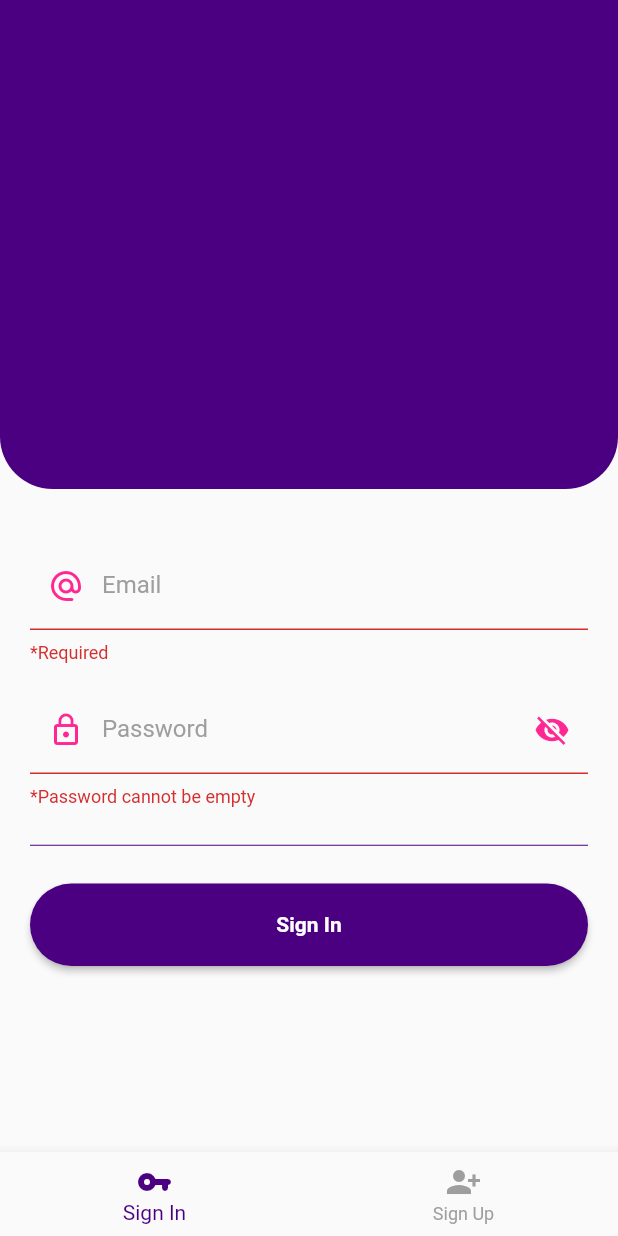
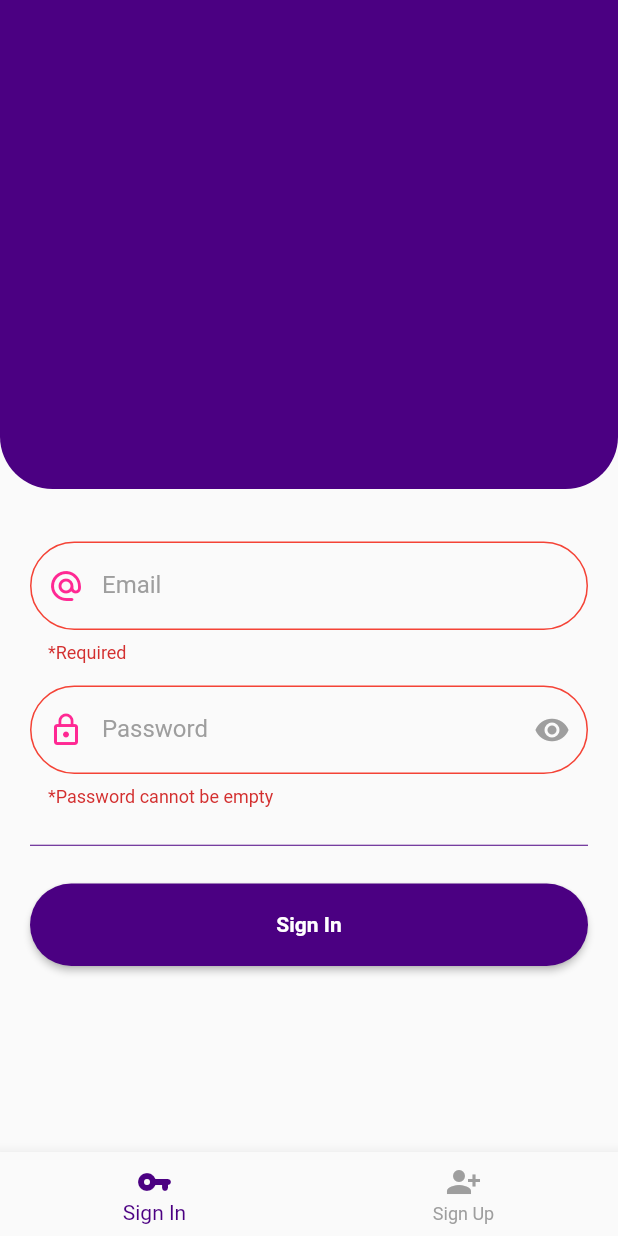
Before and after one commit to Tomiwa-Ot/Social-Media-App, a Flutter app: the screen it shows after launch, item 3 of the bottom bar chosen, after a tap on the "logout" icon, after a tap on "Sign In", on a phone screen of 412 x 824 dp. Run offline on Flutter 3.47's test engine with Material 2 defaults, Android fonts, the phone set to English and light mode, and no system bars; drawn by our look-alikes of overlay_support; our stand-ins replace cloud_firestore, firebase_auth, firebase_core, shared_preferences; accounts and stored records are empty; Roboto replaces fonts that are missing (Spartan).

Commit message:
some other changes

```diff
--- a/social_media_app/lib/main.dart
+++ b/social_media_app/lib/main.dart
@@ -6,22 +6,9 @@ import 'package:overlay_support/overlay_support.dart';
 import 'package:shared_preferences/shared_preferences.dart';
 
 void main() {
-  runApp(MyApp());
+  runApp(StartPage());
 }
 
-class MyApp extends StatelessWidget {
-  @override
-  Widget build(BuildContext context) {
-    return MaterialApp(
-      title: 'Social Media App',
-      theme: ThemeData(
-        primarySwatch: Colors.deepPurple,
-        visualDensity: VisualDensity.adaptivePlatformDensity,
-      ),
-      home: StartPage(),
-    );
-  }
-}
 
 class StartPage extends StatefulWidget {
   @override
@@ -58,6 +45,11 @@ class _StartPageState extends State<StartPage> {
   Widget build(BuildContext context) {
     return OverlaySupport(
       child: MaterialApp(
+        title: 'Social Media App',
+        theme: ThemeData(
+          primarySwatch: Colors.deepPurple,
+          visualDensity: VisualDensity.adaptivePlatformDensity,
+        ),
         home: _isLoggedIn ? Auth() : HomePage(),
         color: Color.fromRGBO(75, 0, 130, 1),
       )
--- a/social_media_app/lib/pages/auth.dart
+++ b/social_media_app/lib/pages/auth.dart
@@ -11,6 +11,8 @@ class Auth extends StatefulWidget {
 class _AuthState extends State<Auth> {
 
   int _selectedIndex = 0;
+  PageController _pageController = PageController();
+
   final List<Widget> navWidgets = [
     Login(),
     Register()
@@ -21,13 +23,22 @@ class _AuthState extends State<Auth> {
     setState(() {
       _selectedIndex = index;
     });
+    _pageController.jumpToPage(index);
   }
 
   @override
   Widget build(BuildContext context) {
     return Scaffold(
       backgroundColor: Color.fromRGBO(240, 240, 240, 1),
-      body: navWidgets[_selectedIndex],
+      body: PageView(
+        controller: _pageController,
+        children: navWidgets,
+        onPageChanged: (value) {
+          setState(() {
+            _selectedIndex = value;
+          });
+        },
+      ),
       bottomNavigationBar: BottomNavigationBar(
       items: const <BottomNavigationBarItem>[
         BottomNavigationBarItem(
--- a/social_media_app/lib/pages/home.dart
+++ b/social_media_app/lib/pages/home.dart
@@ -11,11 +11,13 @@ class HomePage extends StatefulWidget {
 class _HomePageState extends State<HomePage> {
 
   int _selectedIndex = 0;
+  PageController _pageController = PageController();
 
   void _onItemTapped(int index){
     setState(() {
       _selectedIndex = index;
     });
+    _pageController.jumpToPage(index);
   }
 
   final List<Widget> navWidgets = [
@@ -27,7 +29,15 @@ class _HomePageState extends State<HomePage> {
   @override
   Widget build(BuildContext context) {
     return Scaffold(
-      body: navWidgets[_selectedIndex],
+      body: PageView(
+        controller: _pageController,
+        children: navWidgets,
+        onPageChanged: (value) {
+          setState(() {
+            _selectedIndex = value;
+          });
+        },
+      ),
       backgroundColor: Colors.white,
       bottomNavigationBar: BottomNavigationBar(
       items: const <BottomNavigationBarItem>[
--- a/social_media_app/lib/pages/login.dart
+++ b/social_media_app/lib/pages/login.dart
@@ -15,7 +15,7 @@ class _LoginState extends State<Login> {
   final _formKey = GlobalKey<FormState>();
   String email, password;
   bool _loading = false;
-  bool _obscureText = false;
+  bool _obscureText = true;
 
   String pwdValidator(String value) {
     if (value.isEmpty) {
@@ -126,6 +126,14 @@ class _LoginState extends State<Login> {
                             labelStyle: TextStyle(
                               color: Colors.grey
                             ),
+                            focusedErrorBorder: OutlineInputBorder(
+                              borderSide: BorderSide(color: Colors.red),
+                              borderRadius: new BorderRadius.circular(35.0),
+                            ),
+                            errorBorder: OutlineInputBorder(
+                              borderSide: BorderSide(color: Colors.red),
+                              borderRadius: new BorderRadius.circular(35.0),
+                            ),
                             enabledBorder: OutlineInputBorder(
                               borderSide: BorderSide(color: Color.fromRGBO(75, 0, 130, 1)),
                               borderRadius: new BorderRadius.circular(35.0),
@@ -147,6 +155,14 @@ class _LoginState extends State<Login> {
                           obscureText: true,
                           cursorColor: Color.fromRGBO(255,40,147, 1),
                           decoration: new InputDecoration(
+                            focusedErrorBorder: OutlineInputBorder(
+                              borderSide: BorderSide(color: Colors.red),
+                              borderRadius: new BorderRadius.circular(35.0),
+                            ),
+                            errorBorder: OutlineInputBorder(
+                              borderSide: BorderSide(color: Colors.red),
+                              borderRadius: new BorderRadius.circular(35.0),
+                            ),
                             labelText: "Password",
                             suffixIcon: IconButton(
                               icon : Icon(
--- a/social_media_app/lib/pages/search.dart
+++ b/social_media_app/lib/pages/search.dart
@@ -12,6 +12,10 @@ class _SearchState extends State<Search> {
   Widget build(BuildContext context) {
     return Scaffold(
       backgroundColor: Color.fromRGBO(250, 250, 250, 1),
+      appBar: AppBar(
+        backgroundColor: Colors.white
+
+      ),
     );
   }
 }
```
